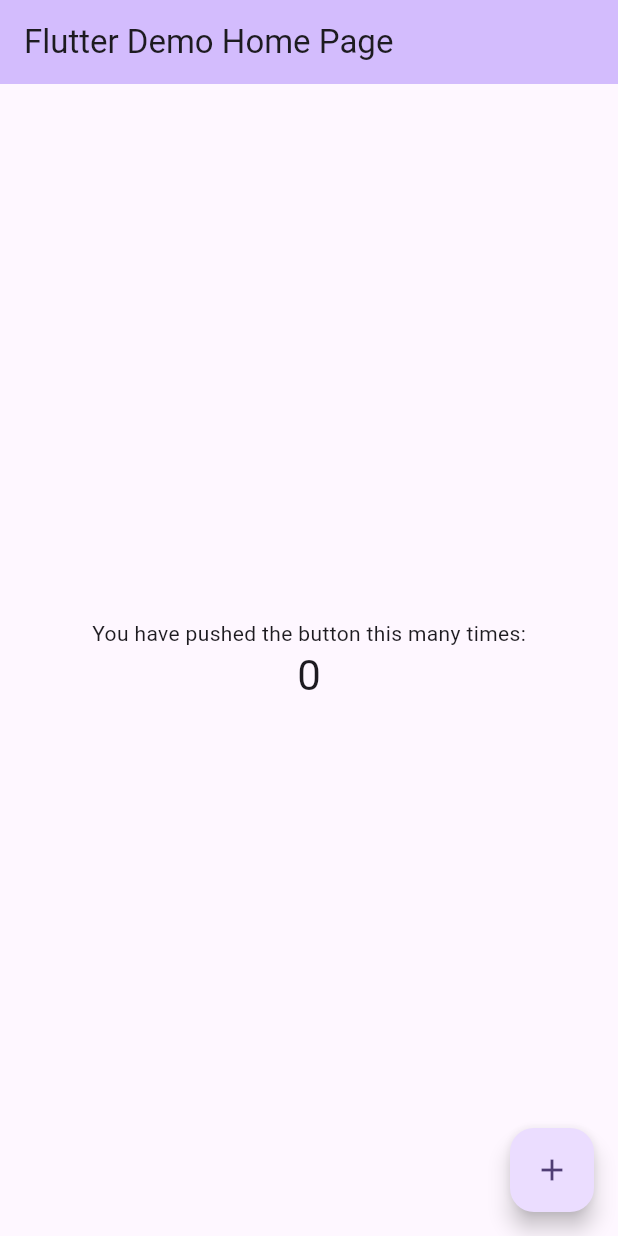
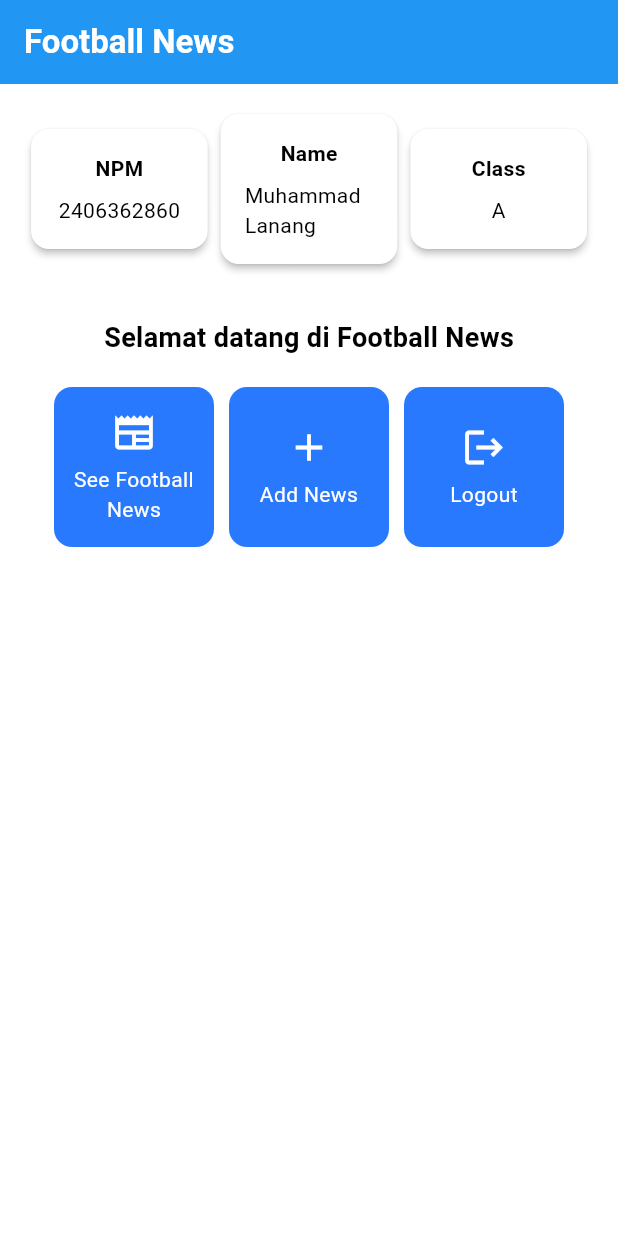
Before and after one commit to r3gulus-4rcturus/football-news-mobile, a Flutter app: the screen it shows after launch, on a phone screen of 412 x 824 dp. Run offline on Flutter 3.47's test engine with Material 3 defaults, Android fonts, the phone set to English and light mode, and no system bars.

Commit message:
Tutorial 6 Selesai

```diff
--- a/lib/main.dart
+++ b/lib/main.dart
@@ -1,4 +1,5 @@
 import 'package:flutter/material.dart';
+import 'package:football_news/menu.dart';
 
 void main() {
   runApp(const MyApp());
@@ -28,95 +29,9 @@ class MyApp extends StatelessWidget {
         //
         // This works for code too, not just values: Most code changes can be
         // tested with just a hot reload.
-        colorScheme: ColorScheme.fromSeed(seedColor: Colors.deepPurple),
-      ),
-      home: const MyHomePage(title: 'Flutter Demo Home Page'),
+        colorScheme: ColorScheme.fromSwatch(primarySwatch: Colors.blue).copyWith(secondary: Colors.blueAccent[400]),
+       ),
+      home: MyHomePage(),
     );
   }
 }
-
-class MyHomePage extends StatefulWidget {
-  const MyHomePage({super.key, required this.title});
-
-  // This widget is the home page of your application. It is stateful, meaning
-  // that it has a State object (defined below) that contains fields that affect
-  // how it looks.
-
-  // This class is the configuration for the state. It holds the values (in this
-  // case the title) provided by the parent (in this case the App widget) and
-  // used by the build method of the State. Fields in a Widget subclass are
-  // always marked "final".
-
-  final String title;
-
-  @override
-  State<MyHomePage> createState() => _MyHomePageState();
-}
-
-class _MyHomePageState extends State<MyHomePage> {
-  int _counter = 0;
-
-  void _incrementCounter() {
-    setState(() {
-      // This call to setState tells the Flutter framework that something has
-      // changed in this State, which causes it to rerun the build method below
-      // so that the display can reflect the updated values. If we changed
-      // _counter without calling setState(), then the build method would not be
-      // called again, and so nothing would appear to happen.
-      _counter++;
-    });
-  }
-
-  @override
-  Widget build(BuildContext context) {
-    // This method is rerun every time setState is called, for instance as done
-    // by the _incrementCounter method above.
-    //
-    // The Flutter framework has been optimized to make rerunning build methods
-    // fast, so that you can just rebuild anything that needs updating rather
-    // than having to individually change instances of widgets.
-    return Scaffold(
-      appBar: AppBar(
-        // TRY THIS: Try changing the color here to a specific color (to
-        // Colors.amber, perhaps?) and trigger a hot reload to see the AppBar
-        // change color while the other colors stay the same.
-        backgroundColor: Theme.of(context).colorScheme.inversePrimary,
-        // Here we take the value from the MyHomePage object that was created by
-        // the App.build method, and use it to set our appbar title.
-        title: Text(widget.title),
-      ),
-      body: Center(
-        // Center is a layout widget. It takes a single child and positions it
-        // in the middle of the parent.
-        child: Column(
-          // Column is also a layout widget. It takes a list of children and
-          // arranges them vertically. By default, it sizes itself to fit its
-          // children horizontally, and tries to be as tall as its parent.
-          //
-          // Column has various properties to control how it sizes itself and
-          // how it positions its children. Here we use mainAxisAlignment to
-          // center the children vertically; the main axis here is the vertical
-          // axis because Columns are vertical (the cross axis would be
-          // horizontal).
-          //
-          // TRY THIS: Invoke "debug painting" (choose the "Toggle Debug Paint"
-          // action in the IDE, or press "p" in the console), to see the
-          // wireframe for each widget.
-          mainAxisAlignment: MainAxisAlignment.center,
-          children: <Widget>[
-            const Text('You have pushed the button this many times:'),
-            Text(
-              '$_counter',
-              style: Theme.of(context).textTheme.headlineMedium,
-            ),
-          ],
-        ),
-      ),
-      floatingActionButton: FloatingActionButton(
-        onPressed: _incrementCounter,
-        tooltip: 'Increment',
-        child: const Icon(Icons.add),
-      ), // This trailing comma makes auto-formatting nicer for build methods.
-    );
-  }
-}
--- /dev/null
+++ b/lib/menu.dart
@@ -0,0 +1,187 @@
+import 'package:flutter/material.dart';
+
+class MyHomePage extends StatelessWidget {
+    MyHomePage({super.key}); //sudah ada pada code sebelumnya
+
+    final String nama = "Muhammad Lanang"; //nama
+    final String npm = "2406362860"; //npm
+    final String kelas = "A"; //kelas
+
+     final List<ItemHomepage> items = [
+        ItemHomepage("See Football News", Icons.newspaper),
+        ItemHomepage("Add News", Icons.add),
+        ItemHomepage("Logout", Icons.logout),
+      ];
+
+    @override
+    Widget build(BuildContext context) {
+    // Scaffold menyediakan struktur dasar halaman dengan AppBar dan body.
+    return Scaffold(
+      // AppBar adalah bagian atas halaman yang menampilkan judul.
+      appBar: AppBar(
+        // Judul aplikasi "Football News" dengan teks putih dan tebal.
+        title: const Text(
+          'Football News',
+          style: TextStyle(
+            color: Colors.white,
+            fontWeight: FontWeight.bold,
+          ),
+        ),
+        // Warna latar belakang AppBar diambil dari skema warna tema aplikasi.
+        backgroundColor: Theme.of(context).colorScheme.primary,
+      ),
+      // Body halaman dengan padding di sekelilingnya.
+      body: Padding(
+        padding: const EdgeInsets.all(16.0),
+        // Menyusun widget secara vertikal dalam sebuah kolom.
+        child: Column(
+          crossAxisAlignment: CrossAxisAlignment.center,
+          children: [
+            // Row untuk menampilkan 3 InfoCard secara horizontal.
+            Row(
+              mainAxisAlignment: MainAxisAlignment.spaceEvenly,
+              children: [
+                InfoCard(title: 'NPM', content: npm),
+                InfoCard(title: 'Name', content: nama),
+                InfoCard(title: 'Class', content: kelas),
+              ],
+            ),
+
+            // Memberikan jarak vertikal 16 unit.
+            const SizedBox(height: 16.0),
+
+            // Menempatkan widget berikutnya di tengah halaman.
+            Center(
+              child: Column(
+                // Menyusun teks dan grid item secara vertikal.
+
+                children: [
+                  // Menampilkan teks sambutan dengan gaya tebal dan ukuran 18.
+                  const Padding(
+                    padding: EdgeInsets.only(top: 16.0),
+                    child: Text(
+                      'Selamat datang di Football News',
+                      style: TextStyle(
+                        fontWeight: FontWeight.bold,
+                        fontSize: 18.0,
+                      ),
+                    ),
+                  ),
+
+                  // Grid untuk menampilkan ItemCard dalam bentuk grid 3 kolom.
+                  GridView.count(
+                    primary: true,
+                    padding: const EdgeInsets.all(20),
+                    crossAxisSpacing: 10,
+                    mainAxisSpacing: 10,
+                    crossAxisCount: 3,
+                    // Agar grid menyesuaikan tinggi kontennya.
+                    shrinkWrap: true,
+
+                    // Menampilkan ItemCard untuk setiap item dalam list items.
+                    children: items.map((ItemHomepage item) {
+                      return ItemCard(item);
+                    }).toList(),
+                  ),
+                ],
+              ),
+            ),
+          ],
+        ),
+      ),
+    );
+    }
+}
+
+class InfoCard extends StatelessWidget {
+  // Kartu informasi yang menampilkan title dan content.
+
+  final String title;  // Judul kartu.
+  final String content;  // Isi kartu.
+
+  const InfoCard({super.key, required this.title, required this.content});
+
+  @override
+  Widget build(BuildContext context) {
+    return Card(
+      // Membuat kotak kartu dengan bayangan dibawahnya.
+      elevation: 2.0,
+      child: Container(
+        // Mengatur ukuran dan jarak di dalam kartu.
+        width: MediaQuery.of(context).size.width / 3.5, // menyesuaikan dengan lebar device yang digunakan.
+        padding: const EdgeInsets.all(16.0),
+        // Menyusun title dan content secara vertikal.
+        child: Column(
+          children: [
+            Text(
+              title,
+              style: const TextStyle(fontWeight: FontWeight.bold),
+            ),
+            const SizedBox(height: 8.0),
+            Text(content),
+          ],
+        ),
+      ),
+    );
+  }
+}
+
+class ItemHomepage {
+ final String name;
+ final IconData icon;
+
+ ItemHomepage(this.name, this.icon);
+}
+
+class ItemCard extends StatelessWidget {
+  // Menampilkan kartu dengan ikon dan nama.
+
+  final ItemHomepage item;
+
+  const ItemCard(this.item, {super.key});
+
+  @override
+  Widget build(BuildContext context) {
+    return Material(
+      // Menentukan warna latar belakang dari tema aplikasi.
+      color: Theme.of(context).colorScheme.secondary,
+      // Membuat sudut kartu melengkung.
+      borderRadius: BorderRadius.circular(12),
+
+      child: InkWell(
+        // Aksi ketika kartu ditekan.
+        onTap: () {
+          // Menampilkan pesan SnackBar saat kartu ditekan.
+          ScaffoldMessenger.of(context)
+            ..hideCurrentSnackBar()
+            ..showSnackBar(
+              SnackBar(content: Text("Kamu telah menekan tombol ${item.name}!"))
+            );
+        },
+        // Container untuk menyimpan Icon dan Text
+        child: Container(
+          padding: const EdgeInsets.all(8),
+          child: Center(
+            child: Column(
+              // Menyusun ikon dan teks di tengah kartu.
+              mainAxisAlignment: MainAxisAlignment.center,
+              children: [
+                Icon(
+                  item.icon,
+                  color: Colors.white,
+                  size: 30.0,
+                ),
+                const Padding(padding: EdgeInsets.all(3)),
+                Text(
+                  item.name,
+                  textAlign: TextAlign.center,
+                  style: const TextStyle(color: Colors.white),
+                ),
+              ],
+            ),
+          ),
+        ),
+      ),
+    );
+  }
+}
```
